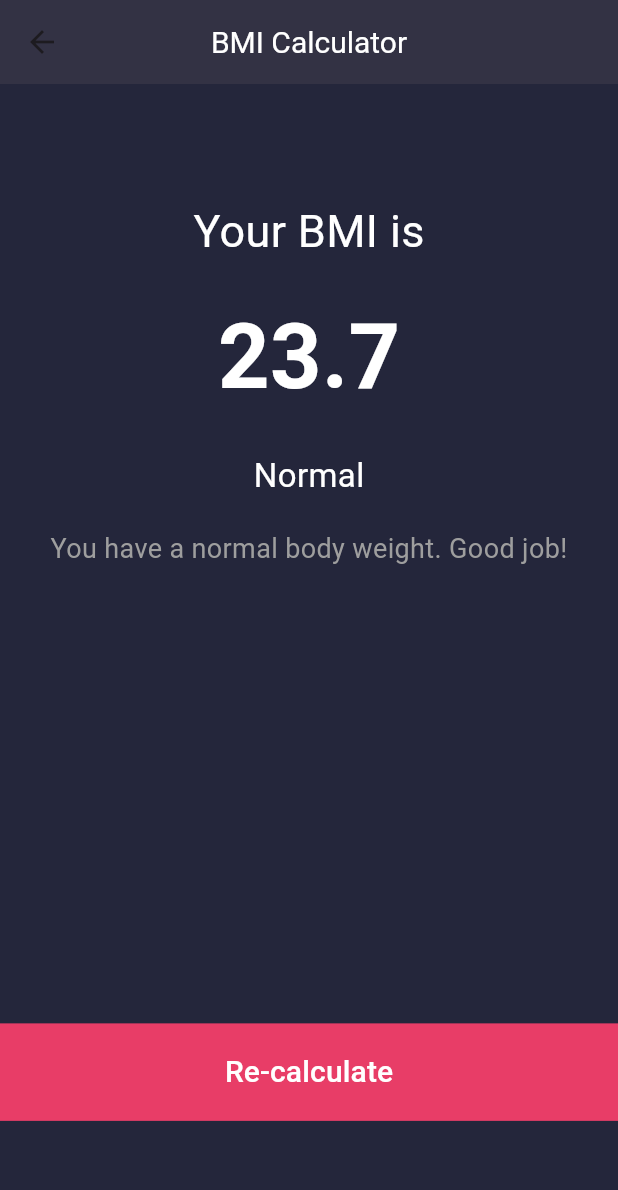
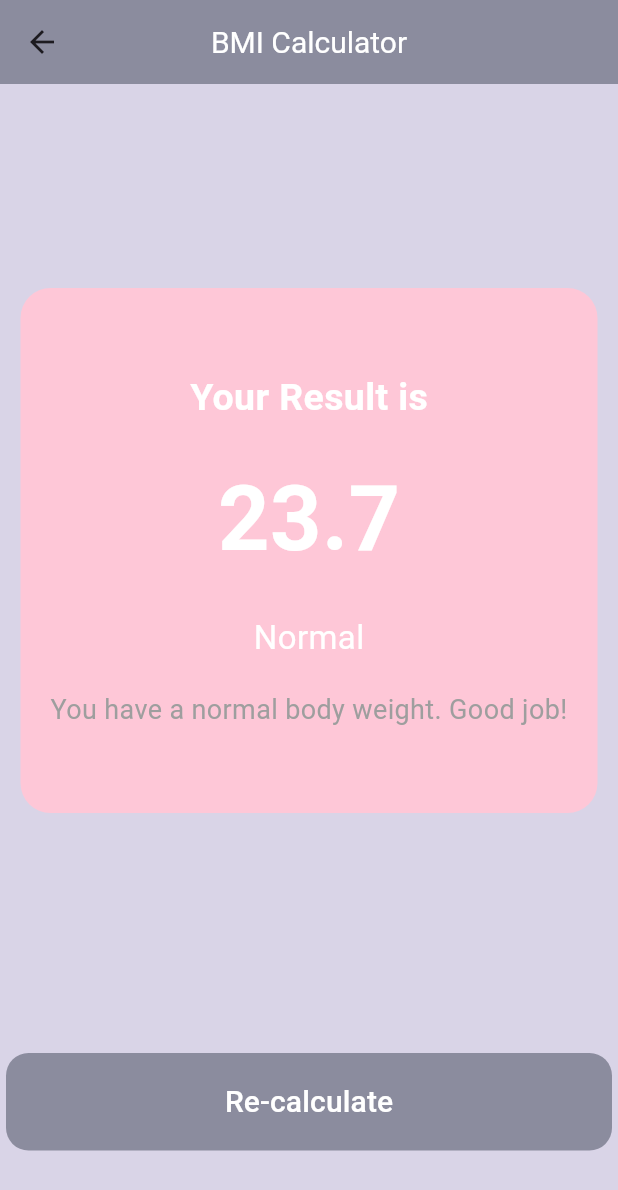
Before and after one commit to yyBasiony/bmi, a Flutter app: the screen it shows after launch, after a tap on "Calculate", on a phone screen of 412 x 824 dp. Shown: the top 1190 px of the screen. Run offline on Flutter 3.47's test engine with Material 3 defaults, Android fonts, the phone set to English and light mode, and no system bars.

Commit message:
update ui

```diff
--- a/lib/home_page.dart
+++ b/lib/home_page.dart
@@ -67,14 +67,14 @@ class _HomePageState extends State<HomePage> {
   Widget build(BuildContext context) {
     return Scaffold(
       appBar: AppBar(
-        backgroundColor: Color(0xff333244),
+        backgroundColor: Color(0xff8B8C9E),
         title: Text(
           "BMI Calculator",
           style: TextStyle(color: Color(0xffFFFFFF), fontSize: 20),
         ),
         centerTitle: true,
       ),
-      backgroundColor: Color(0xFF24263B),
+      backgroundColor: Color(0xFFd9d4e7),
       body: Column(
         children: [
           Expanded(
@@ -91,7 +91,7 @@ class _HomePageState extends State<HomePage> {
                       },
                       child: Container(
                         decoration: BoxDecoration(
-                          color: isMale ? Color(0xFF24263B) : Color(0xff333244),
+                          color: isMale ? Color(0xFFd9d4e7) : Color(0xFFfec7d7),
                           borderRadius: BorderRadius.circular(15),
                         ),
                         child: Column(
@@ -124,7 +124,7 @@ class _HomePageState extends State<HomePage> {
                       },
                       child: Container(
                         decoration: BoxDecoration(
-                          color: isMale ? Color(0xff333244) : Color(0xFF24263B),
+                          color: isMale ? Color(0xFFfec7d7) : Color(0xFFd9d4e7),
                           borderRadius: BorderRadius.circular(15),
                         ),
                         child: Column(
@@ -154,7 +154,7 @@ class _HomePageState extends State<HomePage> {
               padding: const EdgeInsets.all(4.0),
               child: Container(
                 decoration: BoxDecoration(
-                  color: Color(0xff333244),
+                  color: Color(0xfffec7d7),
                   borderRadius: BorderRadius.circular(15),
                 ),
                 child: Column(
@@ -193,7 +193,7 @@ class _HomePageState extends State<HomePage> {
                           height = value;
                         });
                       },
-                      activeColor: Color(0xFFE83D67),
+                      activeColor: Color(0xff8B8C9E),
                       inactiveColor: Color(0xffFFFFFF),
                     ),
                   ],
@@ -209,7 +209,7 @@ class _HomePageState extends State<HomePage> {
                     padding: const EdgeInsets.all(4.0),
                     child: Container(
                       decoration: BoxDecoration(
-                        color: Color(0xff333244),
+                        color: Color(0xfffec7d7),
                         borderRadius: BorderRadius.circular(15),
                       ),
                       child: Column(
@@ -278,7 +278,7 @@ class _HomePageState extends State<HomePage> {
                     padding: const EdgeInsets.all(4.0),
                     child: Container(
                       decoration: BoxDecoration(
-                        color: Color(0xff333244),
+                        color: Color(0xfffec7d7),
                         borderRadius: BorderRadius.circular(15),
                       ),
                       child: Column(
@@ -345,10 +345,17 @@ class _HomePageState extends State<HomePage> {
               ],
             ),
           ),
-          Container(
+          Padding(
+            padding: const EdgeInsets.all(4.0),
+            child: Container(
+              decoration: BoxDecoration(
+                color: Color(0xff8B8C9E),
+                borderRadius: BorderRadius.circular(15),
+              ),
+
               height: 65,
               width: double.infinity,
-            color: const Color(0xffE83D67),
+              //color: const Color(0xff8B8C9E),
               child: MaterialButton(
                 onPressed: () {
                   double bmi = calculateBMI();
@@ -372,6 +379,7 @@ class _HomePageState extends State<HomePage> {
                 ),
               ),
             ),
+          )
         ],
       ),
     );
--- a/lib/result_page.dart
+++ b/lib/result_page.dart
@@ -12,26 +12,39 @@ class ResultPage extends StatelessWidget {
   Widget build(BuildContext context) {
     return Scaffold(
       appBar: AppBar(
-        backgroundColor: const Color(0xff333244),
+        backgroundColor: const Color(0xff8B8C9E),
         title: const Text(
           "BMI Calculator",
           style: TextStyle(color: Color(0xffFFFFFF), fontSize: 20),
         ),
         centerTitle: true,
       ),
-      backgroundColor: const Color(0xFF24263B),
+      backgroundColor: const Color(0xffd9d4e7),
       body: Column(
         mainAxisAlignment: MainAxisAlignment.spaceEvenly,
         crossAxisAlignment: CrossAxisAlignment.center,
         children: [
-          Column(
+          SizedBox(
+            height: 30,
+          ),
+
+          Center(
+            child: Container(
+              padding: const EdgeInsets.all(20.0),
+              height: 350,
+              decoration: BoxDecoration(
+                color: Color(0xfffec7d7),
+                borderRadius: BorderRadius.circular(20),
+              ),
+              child: Column(
                 mainAxisAlignment: MainAxisAlignment.center,
                 children: [
                   const Text(
-                "Your BMI is",
+                    "Your Result is",
                     style: TextStyle(
-                    fontSize: 30,
-                    color: Colors.white
+                      fontSize: 25,
+                      color: Colors.white,
+                      fontWeight: FontWeight.bold,
                     ),
                   ),
                   const SizedBox(height: 20),
@@ -40,7 +53,7 @@ class ResultPage extends StatelessWidget {
                     style: const TextStyle(
                       fontSize: 60,
                       fontWeight: FontWeight.bold,
-                    color: Colors.white
+                      color: Colors.white,
                     ),
                   ),
                   const SizedBox(height: 20),
@@ -48,7 +61,7 @@ class ResultPage extends StatelessWidget {
                     resultText,
                     style: const TextStyle(
                       fontSize: 22,
-                    color: Colors.white
+                      color: Colors.white,
                     ),
                   ),
                   const SizedBox(height: 20),
@@ -57,16 +70,29 @@ class ResultPage extends StatelessWidget {
                     textAlign: TextAlign.center,
                     style: const TextStyle(
                       fontSize: 18,
-                    color: Colors.grey
+                      color: Colors.grey,
                     ),
                   ),
                 ],
               ),
-          SizedBox(height: 150,),
-          Container(
+            ),
+          ),
+          SizedBox(
+            height: 50,
+          ),
+
+
+          Padding(
+            padding: const EdgeInsets.all(4),
+            child: Container(
+              decoration: BoxDecoration(
+                color: Color(0xff8B8C9E),
+                borderRadius: BorderRadius.circular(15),
+              ),
+
               height: 65,
               width: double.infinity,
-            color: const Color(0xffE83D67),
+             // color: const Color(0xff8B8C9E),
               child: MaterialButton(
                 onPressed: () {
                   Navigator.pop(context);
@@ -77,6 +103,7 @@ class ResultPage extends StatelessWidget {
                 ),
               ),
             ),
+          )
         ],
       ),
     );
```
Also changed, not shown: ui/Screenshot 2024-08-01 174219.png (added), ui/Screenshot 2024-08-01 174242.png (added). Lines whose indentation alone changed are shown as unchanged.
